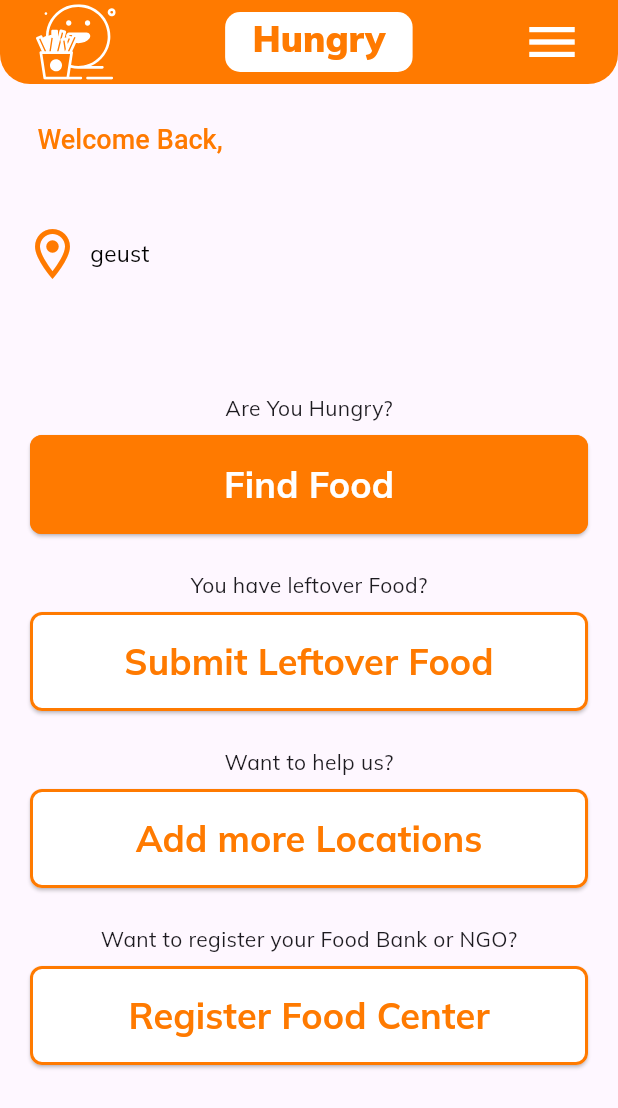
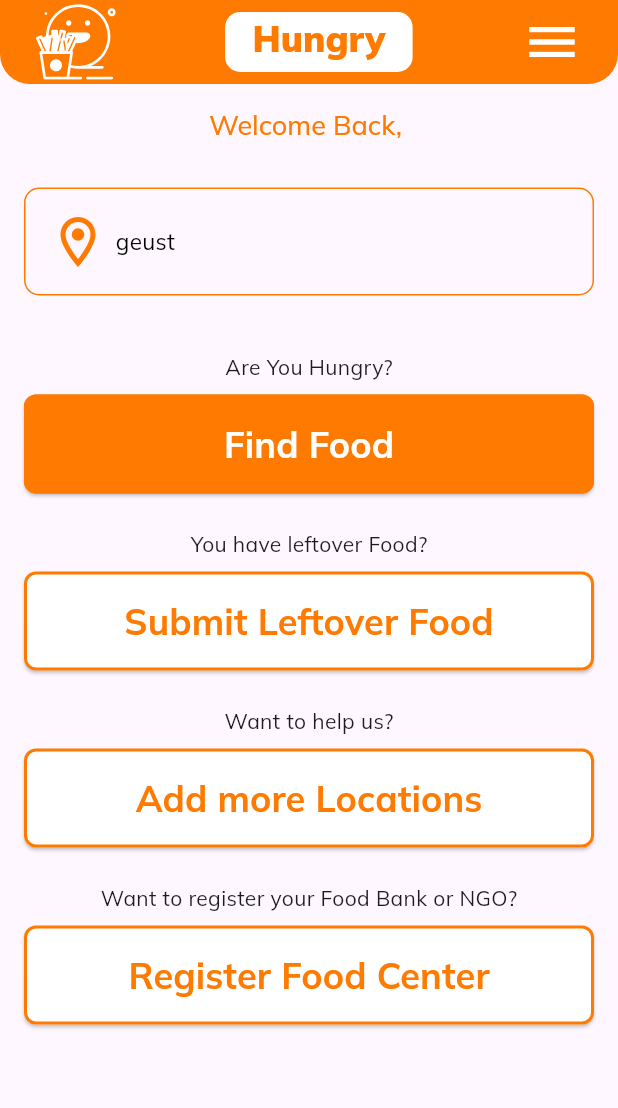
Before and after one commit to vaibhav-sutariya/hungry, a Flutter app: the HomeScreen screen opened by its route, on a phone screen of 412 x 824 dp. Shown: the top 1108 px of the screen. Run offline on Flutter 3.47's test engine with Material 3 defaults, Android fonts, the phone set to English and light mode, and no system bars; our stand-ins replace firebase_auth, firebase_core, flutter_svg, geocoding, geolocator, get and 3 more; accounts and stored records are empty.

Commit message:
feat: refactor AddressBox layout; improve styling and loading state handling in home screen

```diff
--- a/lib/view/home/componets/address_box.dart
+++ b/lib/view/home/componets/address_box.dart
@@ -30,10 +30,16 @@ class _AddressBoxState extends State<AddressBox> {
 
   @override
   Widget build(BuildContext context) {
-    return Column(
-      children: [
-        Padding(
-          padding: const EdgeInsets.symmetric(horizontal: 15, vertical: 20),
+    return Container(
+      decoration: BoxDecoration(
+        borderRadius: BorderRadius.circular(10),
+        border: Border.all(
+          color: AppColors.kPrimaryColor,
+          width: 1,
+        ),
+      ),
+      child: Padding(
+        padding: const EdgeInsets.symmetric(horizontal: 15, vertical: 15),
         child: Row(
           children: [
             const Icon(
@@ -106,7 +112,6 @@ class _AddressBoxState extends State<AddressBox> {
           ],
         ),
       ),
-      ],
     );
   }
 }
--- a/lib/view/home/home_screen.dart
+++ b/lib/view/home/home_screen.dart
@@ -1,4 +1,6 @@
+import 'package:firebase_auth/firebase_auth.dart';
 import 'package:flutter/material.dart';
+import 'package:google_fonts/google_fonts.dart';
 import 'package:hungry/res/colors/app_colors.dart';
 import 'package:hungry/res/components/app_bar/app_bar.dart';
 import 'package:hungry/res/components/app_bar/drawer.dart';
@@ -11,18 +13,19 @@ class HomeScreen extends StatelessWidget {
 
   @override
   Widget build(BuildContext context) {
-    // User? user = FirebaseAuth.instance.currentUser;
+    User? user = FirebaseAuth.instance.currentUser;
 
     return Scaffold(
       appBar: MyAppBar(),
       drawer: MyDrawer(showLogOut: true),
-      body: Column(
-        crossAxisAlignment: CrossAxisAlignment.start,
-        children: [
-          const SizedBox(height: 25),
-          Padding(
-            padding: const EdgeInsets.only(left: 25),
-            child: RichText(
+      body: Padding(
+        padding: const EdgeInsets.all(16.0),
+        child: Column(
+          spacing: 30,
+          crossAxisAlignment: CrossAxisAlignment.center,
+          children: [
+            // const SizedBox(height: 1),
+            RichText(
               text: TextSpan(
                 children: [
                   TextSpan(
@@ -32,26 +35,26 @@ class HomeScreen extends StatelessWidget {
                           .kPrimaryColor, // Change the color for "Welcome Back"
                       fontSize: 18,
                       fontWeight: FontWeight.w500,
+                      fontFamily: GoogleFonts.mulish().fontFamily,
                     ),
                   ),
                   TextSpan(
-                    // text: user != null ? user.displayName ?? 'User' : 'Guest',
-                    style: const TextStyle(
-                      color: Colors.grey, // Keep the color for the username
+                    text: user != null ? user.displayName ?? 'User' : 'Guest',
+                    style: TextStyle(
+                      color: AppColors
+                          .kSecondaryColor, // Keep the color for the username
                       fontSize: 18,
                       fontWeight: FontWeight.bold,
+                      fontFamily: GoogleFonts.mulish().fontFamily,
                     ),
                   ),
                 ],
               ),
             ),
-          ),
-          const SizedBox(height: 25),
-          AddressBox(),
-          const SizedBox(height: 25),
-          Expanded(
-            child: Padding(
-              padding: const EdgeInsets.all(20.0),
+            // const SizedBox(height: 25),
+            AddressBox(),
+            // const SizedBox(height: 20),
+            Expanded(
               child: Column(
                 // spacing: 8,
                 mainAxisAlignment: MainAxisAlignment.start,
@@ -104,8 +107,8 @@ class HomeScreen extends StatelessWidget {
                 ],
               ),
             ),
-          ),
-        ],
+          ],
+        ),
       ),
     );
   }
```
Lines whose indentation alone changed are shown as unchanged.
